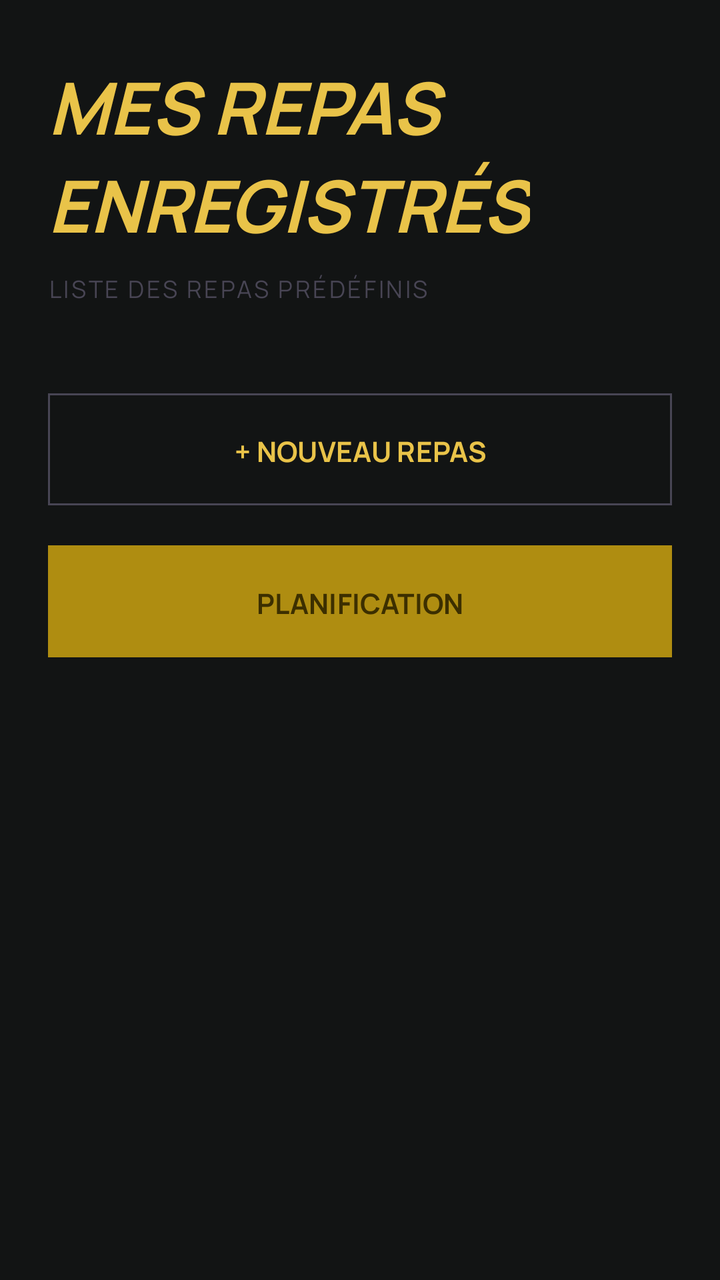
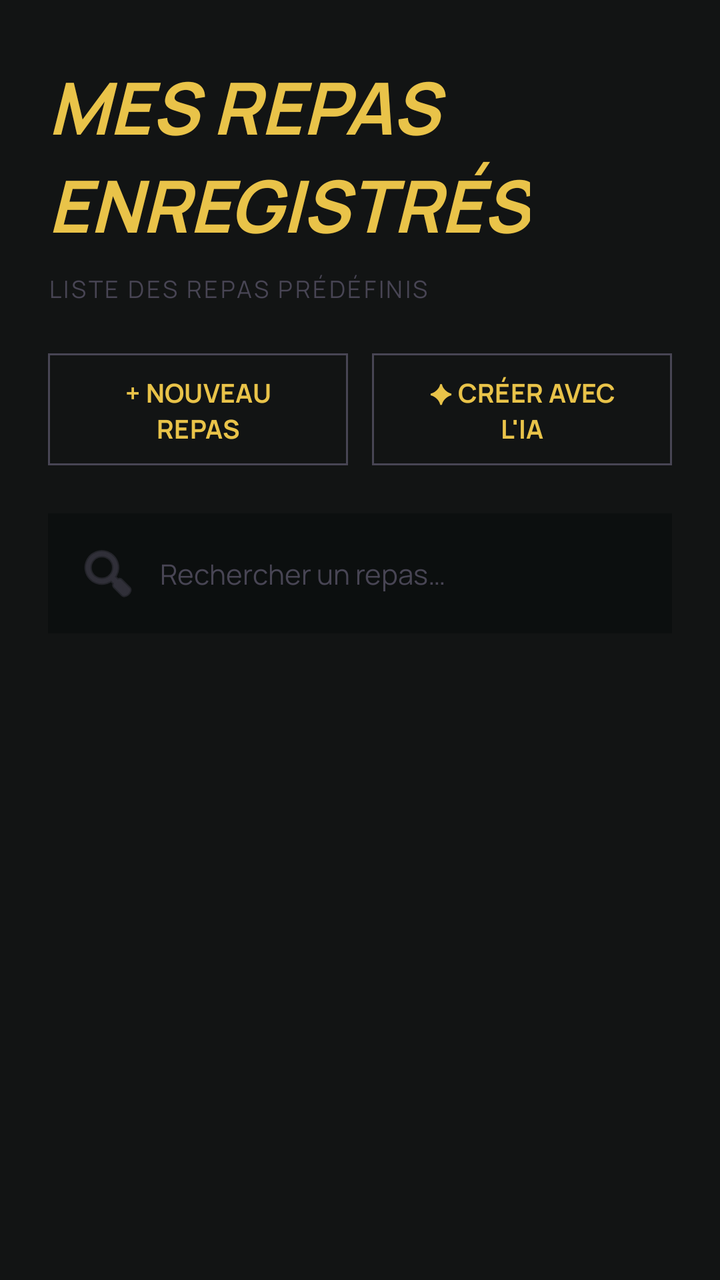

An Android layout rendered at two revisions. The XML below is the earlier revision; the diff shows what the commit changed to produce the second picture.
<!-- AndroidManifest.xml: application theme Theme.OlympusFront -->
<!-- res/layout/fragment_meals.xml -->
<?xml version="1.0" encoding="utf-8"?>
<androidx.core.widget.NestedScrollView xmlns:android="http://schemas.android.com/apk/res/android"
    xmlns:app="http://schemas.android.com/apk/res-auto"
    android:layout_width="match_parent"
    android:layout_height="match_parent"
    android:background="@color/surface">

    <androidx.constraintlayout.widget.ConstraintLayout
        android:layout_width="match_parent"
        android:layout_height="wrap_content"
        android:padding="24dp">

        <TextView
            android:id="@+id/meals_headline"
            android:layout_width="wrap_content"
            android:layout_height="wrap_content"
            android:fontFamily="@font/newsreader"
            android:text="@string/meals_title"
            android:textColor="@color/secondary"
            android:textSize="36sp"
            android:textStyle="bold|italic"
            app:layout_constraintStart_toStartOf="parent"
            app:layout_constraintTop_toTopOf="parent" />

        <TextView
            android:id="@+id/meals_subtitle"
            android:layout_width="wrap_content"
            android:layout_height="wrap_content"
            android:layout_marginTop="8dp"
            android:fontFamily="@font/manrope"
            android:letterSpacing="0.1"
            android:text="@string/meals_subtitle"
            android:textColor="@color/outline_variant"
            android:textSize="12sp"
            app:layout_constraintStart_toStartOf="parent"
            app:layout_constraintTop_toBottomOf="@id/meals_headline" />

        
        <androidx.recyclerview.widget.RecyclerView
            android:id="@+id/recycler_meals"
            android:layout_width="match_parent"
            android:layout_height="wrap_content"
            android:layout_marginTop="32dp"
            app:layout_constraintTop_toBottomOf="@id/meals_subtitle" />

        <com.google.android.material.button.MaterialButton
            android:id="@+id/new_meal_button"
            style="@style/Widget.Material3.Button.OutlinedButton"
            android:layout_width="match_parent"
            android:layout_height="64dp"
            android:layout_marginTop="8dp"
            android:fontFamily="@font/newsreader"
            android:text="@string/new_meal"
            android:textColor="@color/secondary"
            android:textStyle="bold"
            app:cornerRadius="0dp"
            app:strokeColor="@color/outline_variant"
            app:layout_constraintTop_toBottomOf="@id/recycler_meals" />

        <com.google.android.material.button.MaterialButton
            android:id="@+id/planning_button"
            android:layout_width="match_parent"
            android:layout_height="64dp"
            android:layout_marginTop="12dp"
            android:backgroundTint="@color/secondary_container"
            android:fontFamily="@font/newsreader"
            android:text="PLANIFICATION"
            android:textColor="@color/on_secondary"
            android:textStyle="bold"
            app:cornerRadius="0dp"
            app:layout_constraintTop_toBottomOf="@id/new_meal_button" />

    </androidx.constraintlayout.widget.ConstraintLayout>
</androidx.core.widget.NestedScrollView>
<!-- resources referenced by this layout -->
<resources>
  <color name="on_secondary">#3C2F00</color>
  <color name="outline_variant">#484554</color>
  <color name="secondary">#E9C349</color>
  <color name="secondary_container">#AF8D11</color>
  <color name="surface">#121414</color>
  <string name="meals_subtitle">LISTE DES REPAS PRÉDÉFINIS</string>
  <string name="meals_title">MES REPAS\nENREGISTRÉS</string>
  <string name="new_meal">+ NOUVEAU REPAS</string>
  <style name="Theme.OlympusFront" parent="Base.Theme.OlympusFront" />
  <style name="Base.Theme.OlympusFront" parent="Theme.Material3.Dark.NoActionBar">
          
          <item name="colorPrimary">@color/primary_container</item>
          <item name="colorSecondary">@color/secondary</item>
          <item name="colorSurface">@color/surface</item>
          <item name="android:windowBackground">@color/surface</item>
          <item name="android:textColorPrimary">@color/marble_white</item>
          <item name="android:textColorSecondary">@color/outline_variant</item>
          <item name="android:colorBackground">@color/surface</item>
  
          
          <item name="fontFamily">@font/manrope</item>
  
          
          <item name="alertDialogTheme">@style/OlympusAlertDialogTheme</item>
          <item name="materialAlertDialogTheme">@style/OlympusAlertDialogTheme</item>
  
          
          <item name="android:spinnerItemStyle">@style/OlympusSpinnerItem</item>
          <item name="android:spinnerDropDownItemStyle">@style/OlympusSpinnerDropDownItem</item>
      </style>
  <color name="primary_container">#5D3FD3</color>
  <color name="marble_white">#E2E2E2</color>
  <style name="OlympusAlertDialogTheme" parent="ThemeOverlay.Material3.MaterialAlertDialog">
          <item name="android:windowBackground">@drawable/dialog_background</item>
          <item name="colorSurface">@color/surface_container_low</item>
          <item name="colorOnSurface">@color/marble_white</item>
          <item name="colorPrimary">@color/secondary</item>
          <item name="android:textColorPrimary">@color/marble_white</item>
          <item name="android:textColorSecondary">@color/outline_variant</item>
          <item name="buttonBarPositiveButtonStyle">@style/Widget.Material3.Button.TextButton</item>
          <item name="buttonBarNegativeButtonStyle">@style/Widget.Material3.Button.TextButton</item>
  
          
          <item name="editTextStyle">@style/OlympusDialogEditText</item>
      </style>
  <style name="OlympusSpinnerItem" parent="Widget.AppCompat.TextView.SpinnerItem">
          <item name="android:textColor">@color/marble_white</item>
      </style>
  <style name="OlympusSpinnerDropDownItem" parent="Widget.AppCompat.DropDownItem.Spinner">
          <item name="android:textColor">@color/marble_white</item>
          <item name="android:background">@color/surface_container_lowest</item>
      </style>
  <!-- drawable dialog_background (drawable) -->
  <?xml version="1.0" encoding="utf-8"?>
  <shape xmlns:android="http://schemas.android.com/apk/res/android"
      android:shape="rectangle">
      <solid android:color="@color/surface_container_low" />
      <corners android:radius="16dp" />
  </shape>
  <color name="surface_container_low">#1A1C1C</color>
  <style name="OlympusDialogEditText" parent="Widget.AppCompat.EditText">
          <item name="android:textColor">@color/marble_white</item>
          <item name="android:textColorHint">@color/outline_variant</item>
          <item name="backgroundTint">@color/secondary</item>
      </style>
  <color name="surface_container_lowest">#0C0F0F</color>
</resources>

<!-- the commit's change to res/layout/fragment_meals.xml (unified diff, before → after) -->
@@ -35,40 +35,73 @@
             app:layout_constraintStart_toStartOf="parent"
             app:layout_constraintTop_toBottomOf="@id/meals_headline" />
 
+        <EditText
+            android:id="@+id/search_meals"
+            android:layout_width="match_parent"
+            android:layout_height="wrap_content"
+            android:layout_marginTop="20dp"
+            android:background="@color/surface_container_lowest"
+            android:drawableStart="@android:drawable/ic_menu_search"
+            android:drawablePadding="10dp"
+            android:drawableTint="@color/outline_variant"
+            android:fontFamily="@font/manrope"
+            android:hint="Rechercher un repas…"
+            android:inputType="text"
+            android:maxLines="1"
+            android:padding="14dp"
+            android:textColor="@color/marble_white"
+            android:textColorHint="@color/outline_variant"
+            android:textSize="14sp"
+            app:layout_constraintTop_toBottomOf="@id/meal_actions" />
+
         
         <androidx.recyclerview.widget.RecyclerView
             android:id="@+id/recycler_meals"
             android:layout_width="match_parent"
             android:layout_height="wrap_content"
-            android:layout_marginTop="32dp"
-            app:layout_constraintTop_toBottomOf="@id/meals_subtitle" />
+            android:layout_marginTop="16dp"
+            app:layout_constraintTop_toBottomOf="@id/search_meals" />
 
-        <com.google.android.material.button.MaterialButton
-            android:id="@+id/new_meal_button"
-            style="@style/Widget.Material3.Button.OutlinedButton"
+        
+        <LinearLayout
+            android:id="@+id/meal_actions"
             android:layout_width="match_parent"
-            android:layout_height="64dp"
-            android:layout_marginTop="8dp"
-            android:fontFamily="@font/newsreader"
-            android:text="@string/new_meal"
-            android:textColor="@color/secondary"
-            android:textStyle="bold"
-            app:cornerRadius="0dp"
-            app:strokeColor="@color/outline_variant"
-            app:layout_constraintTop_toBottomOf="@id/recycler_meals" />
+            android:layout_height="wrap_content"
+            android:layout_marginTop="20dp"
+            android:orientation="horizontal"
+            app:layout_constraintTop_toBottomOf="@id/meals_subtitle">
 
-        <com.google.android.material.button.MaterialButton
-            android:id="@+id/planning_button"
-            android:layout_width="match_parent"
-            android:layout_height="64dp"
-            android:layout_marginTop="12dp"
-            android:backgroundTint="@color/secondary_container"
-            android:fontFamily="@font/newsreader"
-            android:text="PLANIFICATION"
-            android:textColor="@color/on_secondary"
-            android:textStyle="bold"
-            app:cornerRadius="0dp"
-            app:layout_constraintTop_toBottomOf="@id/new_meal_button" />
+            <com.google.android.material.button.MaterialButton
+                android:id="@+id/new_meal_button"
+                style="@style/Widget.Material3.Button.OutlinedButton"
+                android:layout_width="0dp"
+                android:layout_height="64dp"
+                android:layout_weight="1"
+                android:layout_marginEnd="6dp"
+                android:fontFamily="@font/newsreader"
+                android:text="@string/new_meal"
+                android:textColor="@color/secondary"
+                android:textSize="13sp"
+                android:textStyle="bold"
+                app:cornerRadius="0dp"
+                app:strokeColor="@color/outline_variant" />
+
+            <com.google.android.material.button.MaterialButton
+                android:id="@+id/ai_meal_button"
+                style="@style/Widget.Material3.Button.OutlinedButton"
+                android:layout_width="0dp"
+                android:layout_height="64dp"
+                android:layout_weight="1"
+                android:layout_marginStart="6dp"
+                android:fontFamily="@font/newsreader"
+                android:text="@string/ai_meal_button"
+                android:textColor="@color/secondary"
+                android:textSize="13sp"
+                android:textStyle="bold"
+                app:cornerRadius="0dp"
+                app:strokeColor="@color/outline_variant" />
+
+        </LinearLayout>
 
     </androidx.constraintlayout.widget.ConstraintLayout>
 </androidx.core.widget.NestedScrollView>
<!-- resource entries referenced after the edit -->
@@ -1,10 +1,11 @@
 <!-- resources referenced by this layout -->
 <resources>
-  <color name="on_secondary">#3C2F00</color>
+  <color name="marble_white">#E2E2E2</color>
   <color name="outline_variant">#484554</color>
   <color name="secondary">#E9C349</color>
-  <color name="secondary_container">#AF8D11</color>
   <color name="surface">#121414</color>
+  <color name="surface_container_lowest">#0C0F0F</color>
+  <string name="ai_meal_button">✦ CRÉER AVEC L\'IA</string>
   <string name="meals_subtitle">LISTE DES REPAS PRÉDÉFINIS</string>
   <string name="meals_title">MES REPAS\nENREGISTRÉS</string>
   <string name="new_meal">+ NOUVEAU REPAS</string>
@@ -31,7 +32,6 @@
           <item name="android:spinnerDropDownItemStyle">@style/OlympusSpinnerDropDownItem</item>
       </style>
   <color name="primary_container">#5D3FD3</color>
-  <color name="marble_white">#E2E2E2</color>
   <style name="OlympusAlertDialogTheme" parent="ThemeOverlay.Material3.MaterialAlertDialog">
           <item name="android:windowBackground">@drawable/dialog_background</item>
           <item name="colorSurface">@color/surface_container_low</item>
@@ -65,6 +65,5 @@
           <item name="android:textColorHint">@color/outline_variant</item>
           <item name="backgroundTint">@color/secondary</item>
       </style>
-  <color name="surface_container_lowest">#0C0F0F</color>
 </resources>
 
